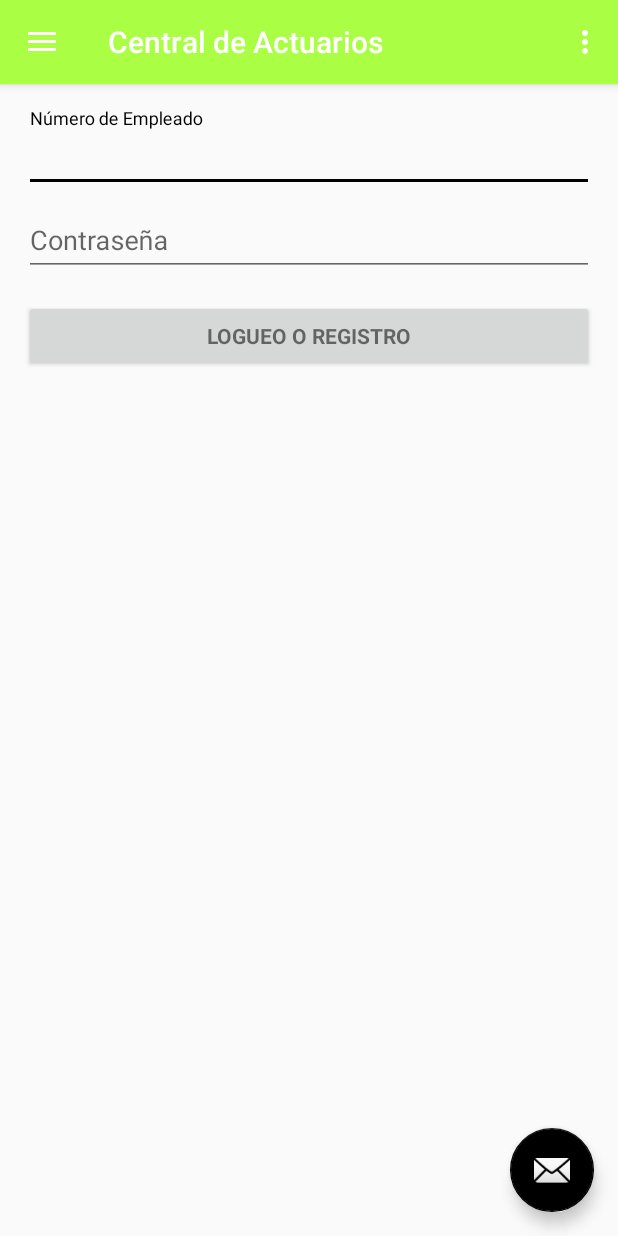
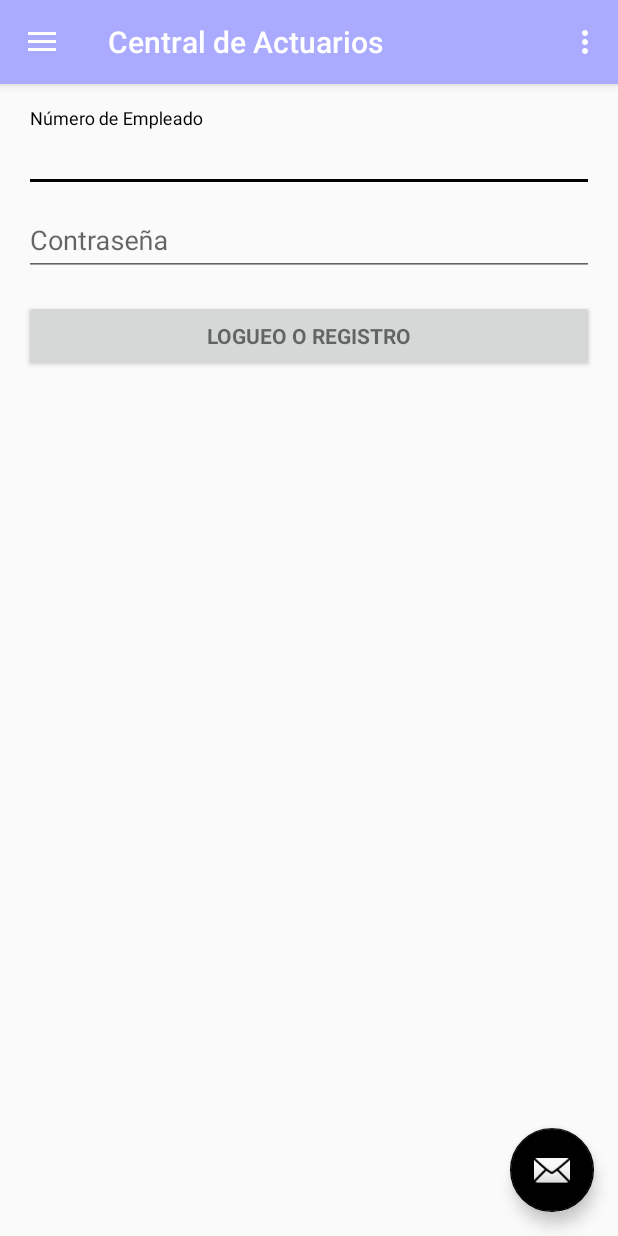
Before and after one commit to idarh/CentralActuarios, an Android app: the screen it shows after launch (MainActivity), on a phone screen of 412 x 824 dp. Run offline under Robolectric (Android 15) with nearby library versions, the phone set to English and light mode, and no system bars.

Commit message:
cambio de color 2

```diff
--- a/app/src/main/res/values/colors.xml
+++ b/app/src/main/res/values/colors.xml
@@ -1,6 +1,6 @@
 <?xml version="1.0" encoding="utf-8"?>
 <resources>
-    <color name="colorPrimary">#aaff45</color>
-    <color name="colorPrimaryDark">#66ef23</color>
+    <color name="colorPrimary">#aaaaff</color>
+    <color name="colorPrimaryDark">#bbbbcc</color>
     <color name="colorAccent">#000000</color>
 </resources>
```
